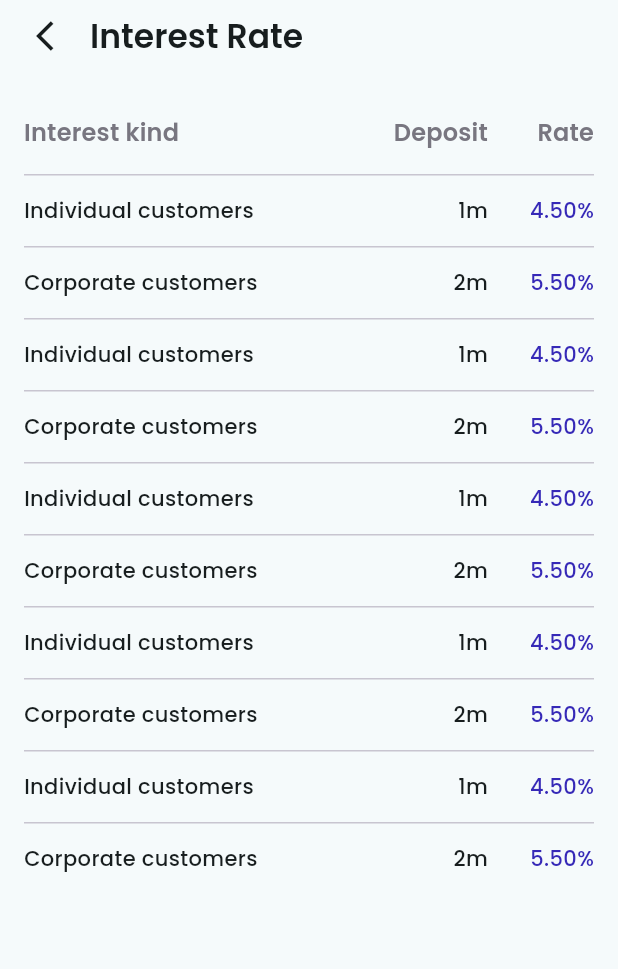
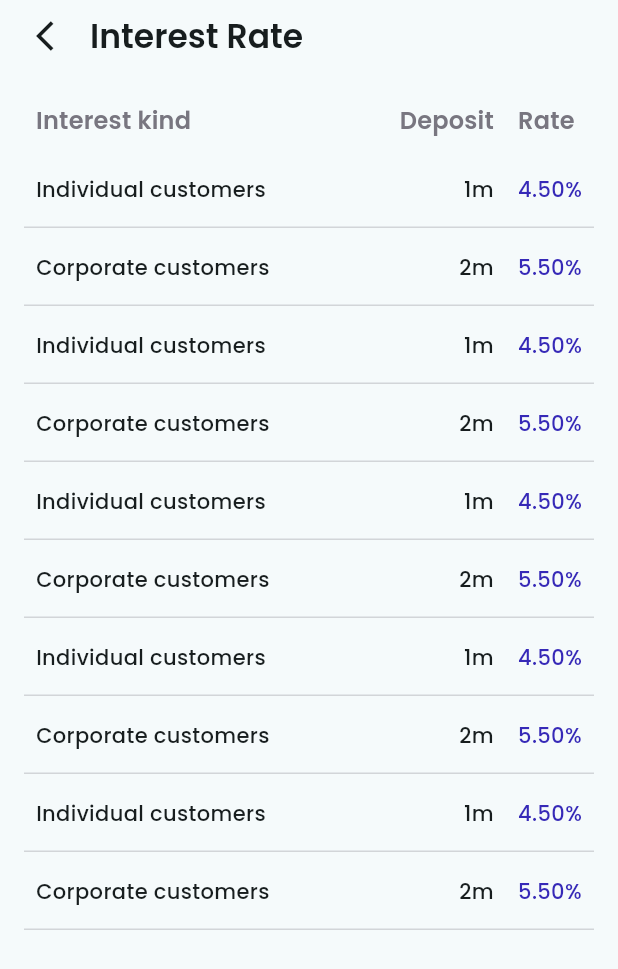
Before and after one commit to AAndoniriana/ibank_flutter, a Flutter app: the InterestRateScreen screen opened directly, on a phone screen of 412 x 824 dp. Shown: the top 969 px of the screen. Run offline on Flutter 3.47's test engine with Material 3 defaults, Android fonts, the phone set to English and light mode, and no system bars; our stand-ins replace flutter_bloc, flutter_svg, google_fonts, google_maps_flutter.

Commit message:
Update table implementation to table widget

```diff
--- a/lib/search/interest_rate/interest_rate_screen.dart
+++ b/lib/search/interest_rate/interest_rate_screen.dart
@@ -1,7 +1,6 @@
 import 'package:flutter/material.dart';
 import 'package:ibank/core/ui/components/basic_scaffold.dart';
-
-import 'models/interest_rate_model.dart';
+import 'package:ibank/search/interest_rate/models/interest_rate_model.dart';
 
 class InterestRateScreen extends StatelessWidget {
   const InterestRateScreen({super.key});
@@ -23,36 +22,91 @@ class InterestRateScreen extends StatelessWidget {
       body: SingleChildScrollView(
         child: Padding(
           padding: const EdgeInsets.symmetric(horizontal: 16.0),
-          child: DataTable(
-            dividerThickness: 1,
-            columnSpacing: 28,
-            horizontalMargin: 0,
-
-            columns: [
-              DataColumn(label: Text('Interest kind', style: headingStyle)),
-              DataColumn(
-                label: Text('Deposit', style: headingStyle),
-                numeric: true,
-              ),
-              DataColumn(
-                label: Text('Rate', style: headingStyle),
-                numeric: true,
-              ),
-            ],
-            rows: interestRates.map((interestRate) {
-              return DataRow(
-                cells: [
-                  DataCell(Text(interestRate.interestKind, style: bodyStyle)),
-                  DataCell(Text(interestRate.deposit, style: bodyStyle)),
-                  DataCell(
-                    Text(
-                      interestRate.rate,
-                      style: bodyStyle?.copyWith(color: colorScheme.primary),
+          child: SizedBox(
+            width: double.infinity,
+            child: Table(
+              columnWidths: {
+                0: FlexColumnWidth(),
+                1: IntrinsicColumnWidth(),
+                2: IntrinsicColumnWidth(),
+              },
+              defaultVerticalAlignment: TableCellVerticalAlignment.middle,
+              children: [
+                TableRow(
+                  children: [
+                    Padding(
+                      padding: const EdgeInsets.symmetric(
+                        horizontal: 8.0,
+                        vertical: 8.0,
+                      ),
+                      child: Text('Interest kind', style: headingStyle),
                     ),
+                    Padding(
+                      padding: const EdgeInsets.symmetric(
+                        horizontal: 8.0,
+                        vertical: 8.0,
+                      ),
+                      child: Text('Deposit', style: headingStyle),
+                    ),
+                    Padding(
+                      padding: const EdgeInsets.symmetric(
+                        horizontal: 8.0,
+                        vertical: 8.0,
+                      ),
+                      child: Text('Rate', style: headingStyle),
+                    ),
+                  ],
+                ),
+                for (var interestRate in interestRates)
+                  TableRow(
+                    decoration: BoxDecoration(
+                      border: Border(
+                        bottom: BorderSide(
+                          width: 1.0,
+                          color: colorScheme.outline.withAlpha(72),
+                        ),
+                      ),
+                    ),
+                    children: [
+                      Padding(
+                        padding: const EdgeInsets.symmetric(
+                          horizontal: 8.0,
+                          vertical: 16.0,
+                        ),
+                        child: Text(
+                          interestRate.interestKind,
+                          style: bodyStyle,
+                        ),
+                      ),
+                      Padding(
+                        padding: const EdgeInsets.symmetric(
+                          horizontal: 8.0,
+                          vertical: 16.0,
+                        ),
+                        child: Text(
+                          interestRate.deposit,
+                          textAlign: TextAlign.right,
+                          style: bodyStyle,
+                        ),
+                      ),
+                      Padding(
+                        padding: const EdgeInsets.symmetric(
+                          horizontal: 8.0,
+                          vertical: 16.0,
+                        ),
+                        child: Text(
+                          interestRate.rate,
+                          textAlign: TextAlign.right,
+                          style: bodyStyle?.copyWith(
+                            fontWeight: FontWeight.w500,
+                            color: colorScheme.primary,
+                          ),
+                        ),
+                      ),
+                    ],
                   ),
-                ],
-              );
-            }).toList(),
+              ],
+            ),
           ),
         ),
       ),
```
